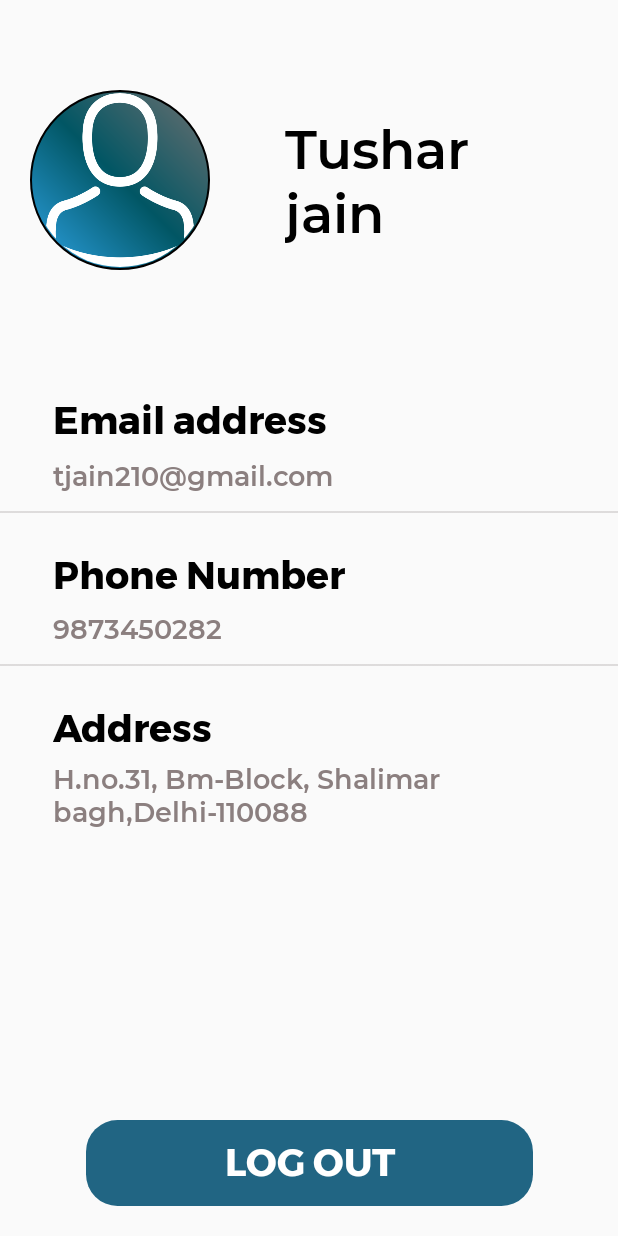
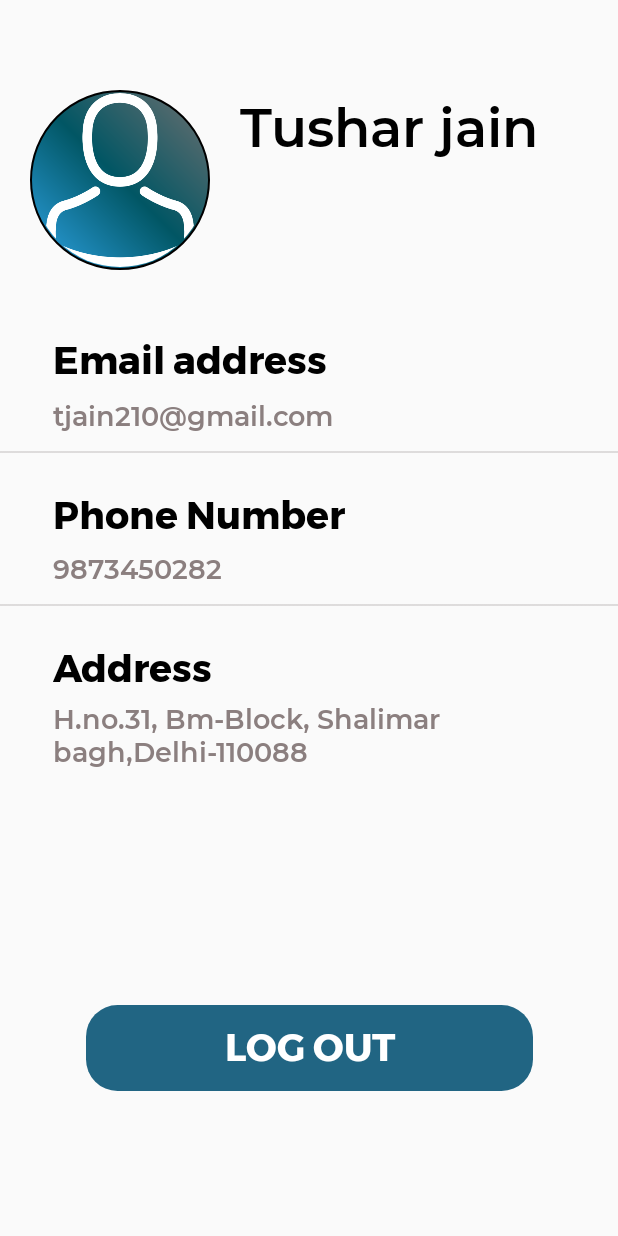
Before and after one commit to RitikPandey1/WoodWorks, an Android app: the layout frag_profile.xml on its own in the app's theme, with its tools: preview values and no code run, on a phone screen of 412 x 824 dp. Run offline under Robolectric (Android 15) with nearby library versions, the light colour scheme and no system bars.

Commit message:
added updated files

```diff
--- a/Android App/WoodWorks/app/src/main/AndroidManifest.xml
+++ b/Android App/WoodWorks/app/src/main/AndroidManifest.xml
@@ -10,6 +10,7 @@
         android:label="@string/app_name"
         android:roundIcon="@mipmap/ic_launcher_round"
         android:supportsRtl="true"
+        android:usesCleartextTraffic="true"
         android:theme="@style/AppTheme">
         <activity android:name=".ProductViewerActivity"></activity>
         <activity android:name=".PaymentCancelledActivity" />
--- a/Android App/WoodWorks/app/src/main/res/layout/frag_cart.xml
+++ b/Android App/WoodWorks/app/src/main/res/layout/frag_cart.xml
@@ -7,7 +7,7 @@
 
     <ImageView
         android:id="@+id/imageView8"
-        android:layout_width="wrap_content"
+        android:layout_width="0dp"
         android:layout_height="wrap_content"
         android:scaleType="fitXY"
         app:layout_constraintEnd_toEndOf="parent"
--- a/Android App/WoodWorks/app/src/main/res/layout/frag_profile.xml
+++ b/Android App/WoodWorks/app/src/main/res/layout/frag_profile.xml
@@ -4,6 +4,15 @@
     xmlns:tools="http://schemas.android.com/tools"
     android:layout_width="match_parent"
     android:layout_height="match_parent">
+
+    <LinearLayout
+        android:id="@+id/linearLayout3"
+        android:layout_width="0dp"
+        android:layout_height="wrap_content"
+        android:orientation="horizontal"
+        app:layout_constraintEnd_toEndOf="parent"
+        app:layout_constraintStart_toStartOf="parent"
+        app:layout_constraintTop_toTopOf="parent">
 
         <de.hdodenhof.circleimageview.CircleImageView
             android:id="@+id/imgP"
@@ -12,30 +21,26 @@
             android:layout_marginStart="20dp"
             android:layout_marginTop="60dp"
             android:background="@drawable/bcolor"
-        android:src="@drawable/avatar"
-        app:layout_constraintStart_toStartOf="parent"
-        app:layout_constraintTop_toTopOf="parent" />
+            android:src="@drawable/avatar" />
 
         <TextView
             android:id="@+id/namepro"
-        android:layout_width="0dp"
+            android:layout_width="wrap_content"
             android:layout_height="wrap_content"
-        android:layout_marginStart="50dp"
-        android:layout_marginEnd="50dp"
+            android:layout_marginStart="20dp"
+            android:layout_marginTop="60dp"
+            android:layout_marginEnd="20dp"
             android:fontFamily="@font/montserrat_semi_bold"
             android:text="Tushar jain"
             android:textColor="@color/black"
-        android:textSize="35sp"
-        app:layout_constraintBottom_toBottomOf="@+id/imgP"
-        app:layout_constraintEnd_toEndOf="parent"
-        app:layout_constraintStart_toEndOf="@+id/imgP"
-        app:layout_constraintTop_toTopOf="@+id/imgP" />
+            android:textSize="35sp" />
+    </LinearLayout>
 
     <Button
         android:id="@+id/button2"
         android:layout_width="wrap_content"
         android:layout_height="wrap_content"
-        android:layout_marginBottom="20dp"
+        android:layout_marginTop="60dp"
         android:background="@drawable/ic_button"
         android:fontFamily="@font/montserrat_bold"
         android:onClick="logout"
@@ -45,7 +50,8 @@
         app:layout_constraintBottom_toBottomOf="parent"
         app:layout_constraintEnd_toEndOf="parent"
         app:layout_constraintHorizontal_bias="0.5"
-        app:layout_constraintStart_toStartOf="parent" />
+        app:layout_constraintStart_toStartOf="parent"
+        app:layout_constraintTop_toBottomOf="@+id/addreshome" />
 
     <ImageView
         android:id="@+id/imageView4"
@@ -64,13 +70,13 @@
         android:layout_width="wrap_content"
         android:layout_height="wrap_content"
         android:layout_marginStart="35dp"
-        android:layout_marginTop="80dp"
+        android:layout_marginTop="40dp"
         android:fontFamily="@font/montserrat_bold"
         android:text="Email address"
         android:textColor="@color/black"
         android:textSize="25sp"
         app:layout_constraintStart_toStartOf="parent"
-        app:layout_constraintTop_toBottomOf="@+id/imgP" />
+        app:layout_constraintTop_toBottomOf="@+id/linearLayout3" />
 
     <TextView
         android:id="@+id/textView14"
--- a/Android App/WoodWorks/app/src/main/res/mipmap-anydpi-v26/ic_launcher.xml
+++ b/Android App/WoodWorks/app/src/main/res/mipmap-anydpi-v26/ic_launcher.xml
@@ -1,5 +1,5 @@
 <?xml version="1.0" encoding="utf-8"?>
 <adaptive-icon xmlns:android="http://schemas.android.com/apk/res/android">
-    <background android:drawable="@drawable/ic_launcher_background" />
-    <foreground android:drawable="@drawable/ic_launcher_foreground" />
+    <background android:drawable="@color/ic_launcher_background"/>
+    <foreground android:drawable="@drawable/ic_launcher_foreground"/>
 </adaptive-icon>
--- a/Android App/WoodWorks/app/src/main/res/mipmap-anydpi-v26/ic_launcher_round.xml
+++ b/Android App/WoodWorks/app/src/main/res/mipmap-anydpi-v26/ic_launcher_round.xml
@@ -1,5 +1,5 @@
 <?xml version="1.0" encoding="utf-8"?>
 <adaptive-icon xmlns:android="http://schemas.android.com/apk/res/android">
-    <background android:drawable="@drawable/ic_launcher_background" />
-    <foreground android:drawable="@drawable/ic_launcher_foreground" />
+    <background android:drawable="@color/ic_launcher_background"/>
+    <foreground android:drawable="@drawable/ic_launcher_foreground"/>
 </adaptive-icon>
--- /dev/null
+++ b/Android App/WoodWorks/app/src/main/res/values/ic_launcher_background.xml
@@ -0,0 +1,4 @@
+<?xml version="1.0" encoding="utf-8"?>
+<resources>
+    <color name="ic_launcher_background">#216583</color>
+</resources>
```
Also changed, not shown: Android App/WoodWorks/app/src/main/java/com/indianapp/woodworks/ProfileFrag.java (+22 -17 lines), Android App/WoodWorks/app/src/main/res/drawable/ic_home.xml (+9 -18 lines), Android App/WoodWorks/app/src/main/res/drawable/ic_launcher_foreground.xml (added, +32 -0 lines), Android App/WoodWorks/app/src/main/ic_launcher-playstore.png (added), Android App/WoodWorks/app/src/main/res/mipmap-hdpi/ic_launcher.png, Android App/WoodWorks/app/src/main/res/mipmap-hdpi/ic_launcher_round.png, Android App/WoodWorks/app/src/main/res/mipmap-mdpi/ic_launcher.png, Android App/WoodWorks/app/src/main/res/mipmap-mdpi/ic_launcher_round.png, Android App/WoodWorks/app/src/main/res/mipmap-xhdpi/ic_launcher.png, Android App/WoodWorks/app/src/main/res/mipmap-xhdpi/ic_launcher_round.png, Android App/WoodWorks/app/src/main/res/mipmap-xxhdpi/ic_launcher.png, Android App/WoodWorks/app/src/main/res/mipmap-xxhdpi/ic_launcher_round.png, Android App/WoodWorks/app/src/main/res/mipmap-xxxhdpi/ic_launcher.png, Android App/WoodWorks/app/src/main/res/mipmap-xxxhdpi/ic_launcher_round.png. Lines whose indentation alone changed are shown as unchanged.
